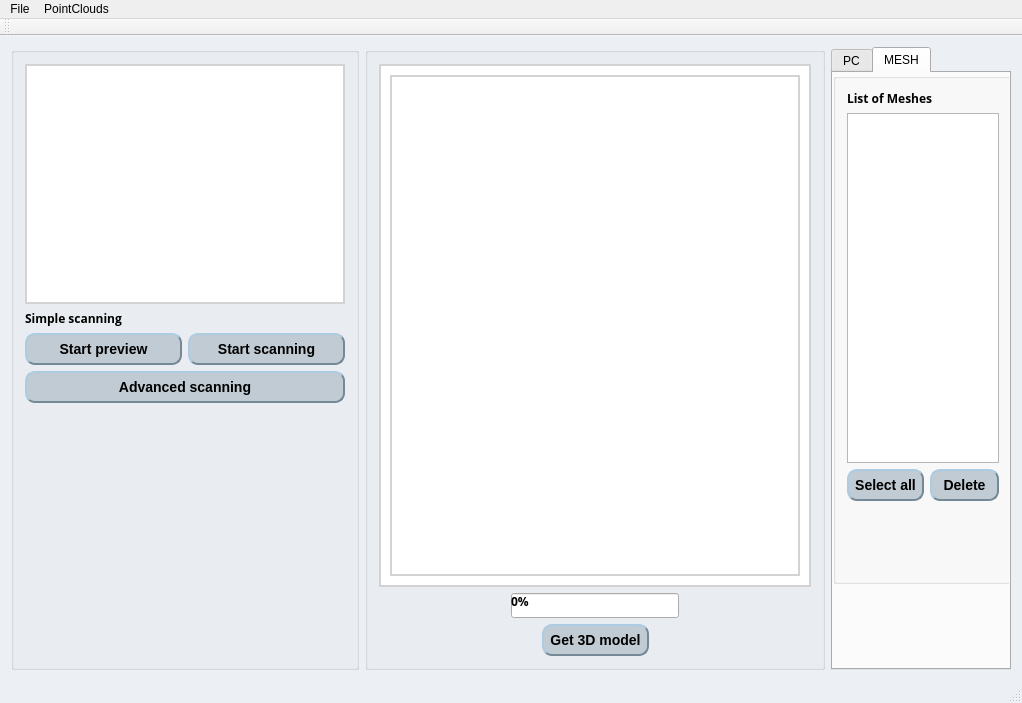
ElJAZRY/Sculptura---3D-scanner-, file Sculptura/mainwindow.ui: the form before one commit.
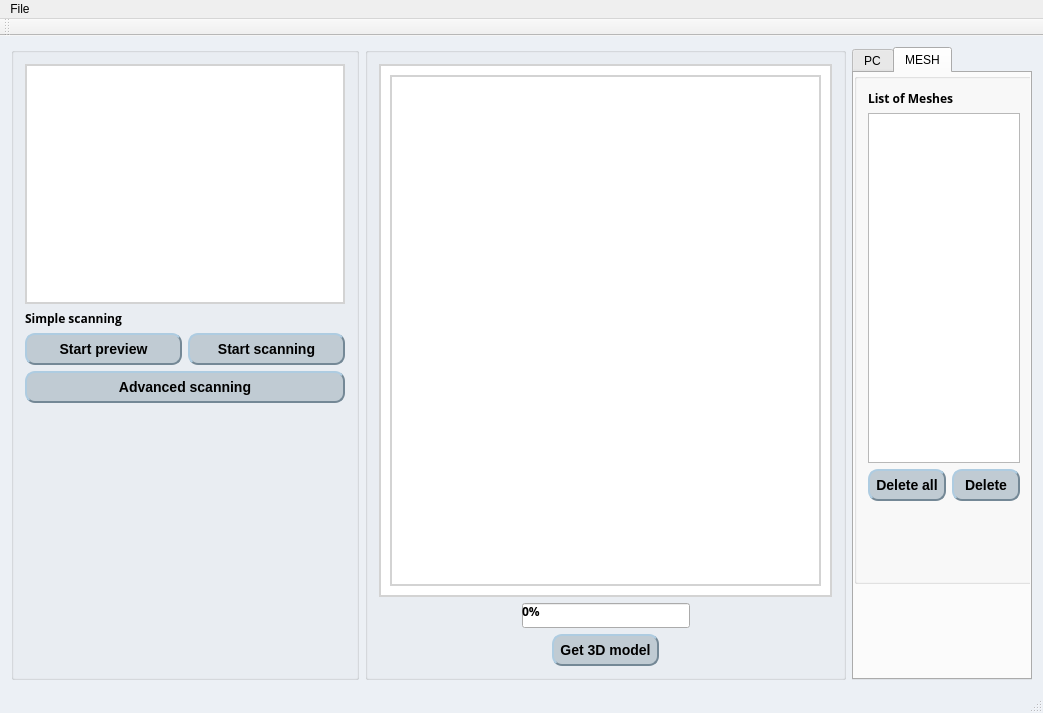
The form after the commit. The open tabs and pages were chosen to show the change. Icons and pictures are not drawn. Custom widgets are drawn as their Qt base class.

Commit message: Delete all PC, delete all Meshes, Save Mesh as -buttons added

Patch:
```diff
--- a/Sculptura/mainwindow.ui
+++ b/Sculptura/mainwindow.ui
@@ -6,8 +6,8 @@
    <rect>
     <x>0</x>
     <y>0</y>
-    <width>1022</width>
-    <height>703</height>
+    <width>1043</width>
+    <height>713</height>
    </rect>
   </property>
   <property name="windowTitle">
@@ -181,7 +181,7 @@
          <property name="sizeHint" stdset="0">
           <size>
            <width>20</width>
-           <height>233</height>
+           <height>243</height>
           </size>
          </property>
         </spacer>
@@ -602,7 +602,7 @@
 }</string>
              </property>
              <property name="text">
-              <string>Select all</string>
+              <string>Delete all</string>
              </property>
             </widget>
            </item>
@@ -661,7 +661,7 @@
     <rect>
      <x>0</x>
      <y>0</y>
-     <width>1022</width>
+     <width>1043</width>
      <height>26</height>
     </rect>
    </property>
@@ -670,18 +670,10 @@
      <string>File</string>
     </property>
     <addaction name="actionNew"/>
-    <addaction name="actionOpen"/>
-    <addaction name="actionSave_as"/>
-   </widget>
-   <widget class="QMenu" name="menuPointClouds">
-    <property name="title">
-     <string>PointClouds</string>
-    </property>
     <addaction name="actionOpen_PointClouds"/>
     <addaction name="actionOpen_Mesh"/>
    </widget>
    <addaction name="menuFile"/>
-   <addaction name="menuPointClouds"/>
   </widget>
   <widget class="QToolBar" name="mainToolBar">
    <attribute name="toolBarArea">
```
Left out of the diff: 15 changed lines with no effect on the pictures. The commit also changes 11 other files.
